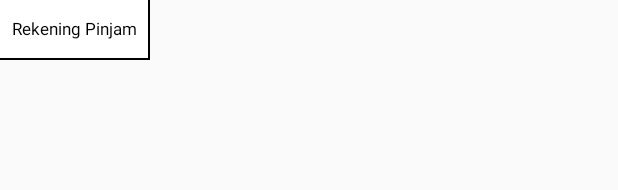
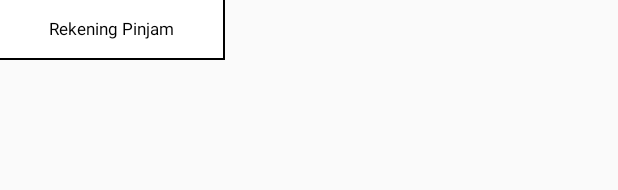
Before and after one commit to floostudio/lenteramandiri-android, an Android app: the layout list_row_dashboard_agf_new.xml on its own in the app's theme, with its tools: preview values and no code run, on a phone screen of 412 x 824 dp. Shown: the top 190 px of the screen. Run offline under Robolectric (Android 15) with nearby library versions, the phone set to English and light mode, and no system bars.

```diff
--- a/app/src/main/AndroidManifest.xml
+++ b/app/src/main/AndroidManifest.xml
@@ -120,6 +120,7 @@
             android:theme="@style/AppTheme.NoActionBar"
             android:screenOrientation="portrait">
 
+
         </activity>
 
         <receiver android:name=".alarm.AlarmAlertBroadcastReciever"/>
--- a/app/src/main/res/layout/activity_new_dashboard.xml
+++ b/app/src/main/res/layout/activity_new_dashboard.xml
@@ -763,7 +763,7 @@
 
                                 <GridView
                                     android:gravity="center"
-                                    android:columnWidth="100dp"
+                                    android:columnWidth="150dp"
                                     android:stretchMode="columnWidth"
                                     android:layout_width="wrap_content"
                                     android:layout_height="wrap_content"
--- a/app/src/main/res/layout/list_row_dashboard_agf_new.xml
+++ b/app/src/main/res/layout/list_row_dashboard_agf_new.xml
@@ -1,6 +1,6 @@
 <?xml version="1.0" encoding="utf-8"?>
 <LinearLayout xmlns:android="http://schemas.android.com/apk/res/android"
-    android:layout_width="100dp"
+    android:layout_width="150dp"
     android:layout_height="40dp"
     android:background="@color/Black">
 
```
Also changed, not shown: app/src/main/java/com/floo/lenteramandiri/data/WakeUpCallActivity.java (+10 -2 lines), 1 other file.
